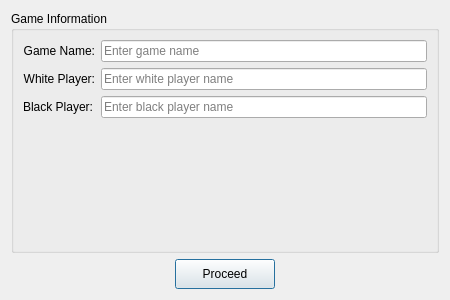
AlienWolfX/thesis-chess, file ui/newGame.ui: the form before one commit.
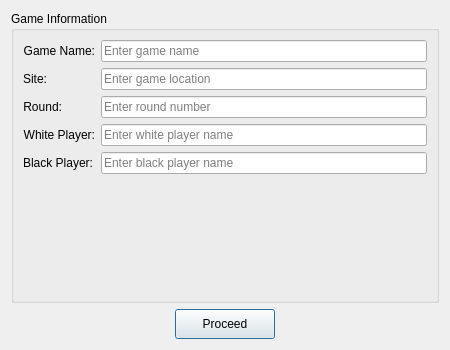
The form after the commit. Icons and pictures are not drawn.

Commit message: Refactor UI components and enhance game functionality

```diff
--- a/ui/newGame.ui
+++ b/ui/newGame.ui
@@ -7,13 +7,13 @@
     <x>0</x>
     <y>0</y>
     <width>450</width>
-    <height>300</height>
+    <height>350</height>
    </rect>
   </property>
   <property name="minimumSize">
    <size>
     <width>400</width>
-    <height>250</height>
+    <height>300</height>
    </size>
   </property>
   <property name="windowTitle">
@@ -48,6 +48,40 @@
        </widget>
       </item>
       <item row="1" column="0">
+       <widget class="QLabel" name="label_4">
+        <property name="text">
+         <string>Site:</string>
+        </property>
+        <property name="alignment">
+         <set>Qt::AlignRight|Qt::AlignTrailing|Qt::AlignVCenter</set>
+        </property>
+       </widget>
+      </item>
+      <item row="1" column="1">
+       <widget class="QLineEdit" name="siteEdit">
+        <property name="placeholderText">
+         <string>Enter game location</string>
+        </property>
+       </widget>
+      </item>
+      <item row="2" column="0">
+       <widget class="QLabel" name="label_5">
+        <property name="text">
+         <string>Round:</string>
+        </property>
+        <property name="alignment">
+         <set>Qt::AlignRight|Qt::AlignTrailing|Qt::AlignVCenter</set>
+        </property>
+       </widget>
+      </item>
+      <item row="2" column="1">
+       <widget class="QLineEdit" name="roundEdit">
+        <property name="placeholderText">
+         <string>Enter round number</string>
+        </property>
+       </widget>
+      </item>
+      <item row="3" column="0">
        <widget class="QLabel" name="label_2">
         <property name="text">
          <string>White Player:</string>
@@ -57,14 +91,14 @@
         </property>
        </widget>
       </item>
-      <item row="1" column="1">
+      <item row="3" column="1">
        <widget class="QLineEdit" name="whitePlayerEdit">
         <property name="placeholderText">
          <string>Enter white player name</string>
         </property>
        </widget>
       </item>
-      <item row="2" column="0">
+      <item row="4" column="0">
        <widget class="QLabel" name="label_3">
         <property name="text">
          <string>Black Player:</string>
@@ -74,7 +108,7 @@
         </property>
        </widget>
       </item>
-      <item row="2" column="1">
+      <item row="4" column="1">
        <widget class="QLineEdit" name="blackPlayerEdit">
         <property name="placeholderText">
          <string>Enter black player name</string>
```
The commit also changes 10 other files.
